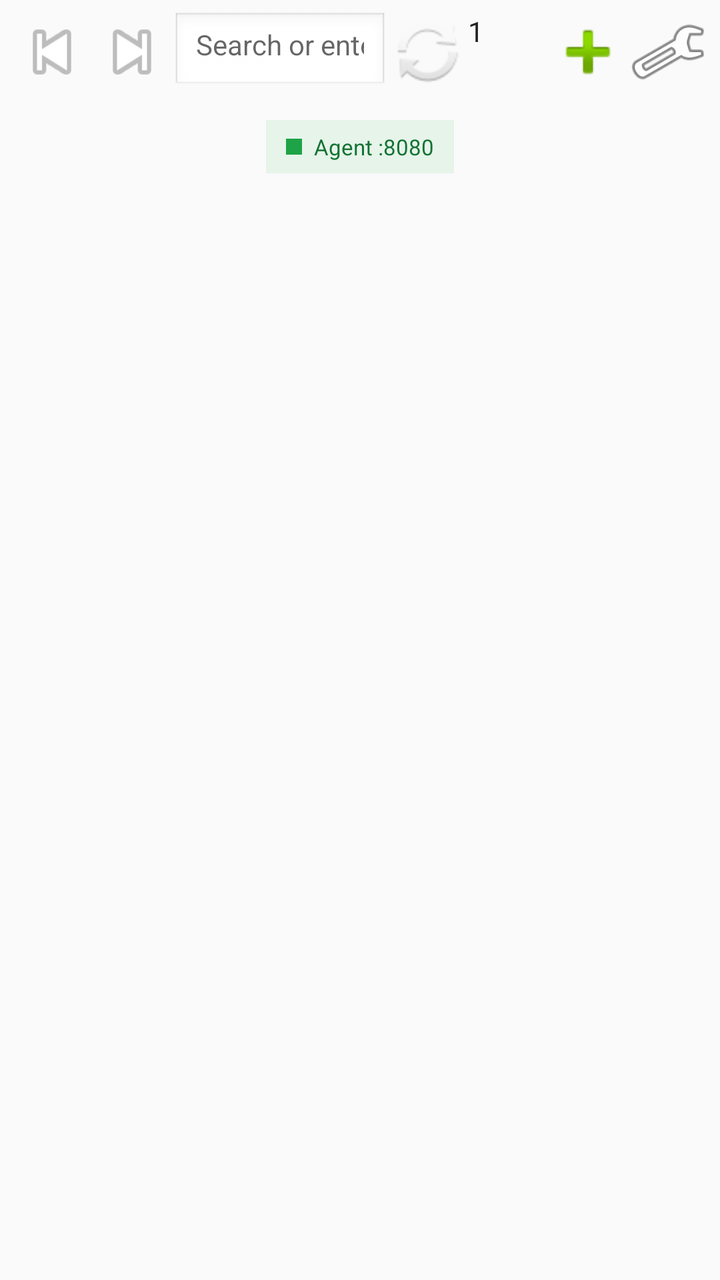
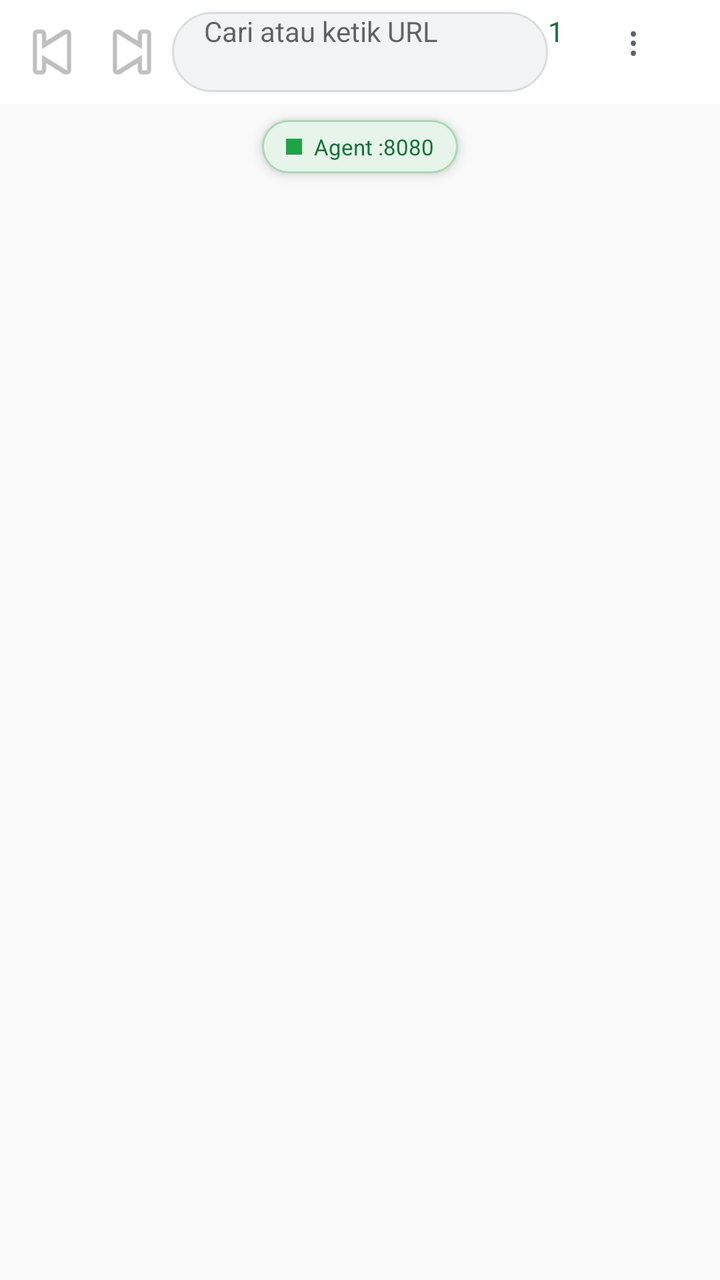

The first picture is an Android layout as it rendered before a commit; the second is the same layout after the commit. The layout source and the unified diff follow.
<!-- AndroidManifest.xml: application theme android:Theme.Material.Light.NoActionBar -->
<!-- res/layout/activity_main.xml -->
<?xml version="1.0" encoding="utf-8"?>
<LinearLayout xmlns:android="http://schemas.android.com/apk/res/android"
    android:layout_width="match_parent"
    android:layout_height="match_parent"
    android:orientation="vertical">

    <LinearLayout
        android:layout_width="match_parent"
        android:layout_height="wrap_content"
        android:orientation="horizontal"
        android:padding="6dp"
        android:gravity="center_vertical"
        android:background="#FAFAFA">

        <ImageButton
            android:id="@+id/btn_back"
            android:layout_width="40dp"
            android:layout_height="40dp"
            android:background="?android:attr/selectableItemBackgroundBorderless"
            android:src="@android:drawable/ic_media_previous"
            android:contentDescription="Back" />

        <ImageButton
            android:id="@+id/btn_fwd"
            android:layout_width="40dp"
            android:layout_height="40dp"
            android:background="?android:attr/selectableItemBackgroundBorderless"
            android:src="@android:drawable/ic_media_next"
            android:contentDescription="Forward" />

        <EditText
            android:id="@+id/url_bar"
            android:layout_width="0dp"
            android:layout_height="40dp"
            android:layout_weight="1"
            android:background="@android:drawable/edit_text"
            android:hint="Search or enter URL"
            android:singleLine="true"
            android:imeOptions="actionGo"
            android:textSize="14sp"
            android:paddingLeft="12dp"
            android:paddingRight="12dp" />

        <ImageButton
            android:id="@+id/btn_reload"
            android:layout_width="40dp"
            android:layout_height="40dp"
            android:background="?android:attr/selectableItemBackgroundBorderless"
            android:src="@android:drawable/ic_popup_sync"
            android:contentDescription="Reload" />

        <Button
            android:id="@+id/btn_tabs"
            android:layout_width="40dp"
            android:layout_height="40dp"
            android:background="?android:attr/selectableItemBackgroundBorderless"
            android:text="1"
            android:textSize="14sp"
            android:contentDescription="Tabs" />

        <ImageButton
            android:id="@+id/btn_newtab"
            android:layout_width="40dp"
            android:layout_height="40dp"
            android:background="?android:attr/selectableItemBackgroundBorderless"
            android:src="@android:drawable/ic_input_add"
            android:contentDescription="New tab" />

        <ImageButton
            android:id="@+id/btn_settings"
            android:layout_width="40dp"
            android:layout_height="40dp"
            android:background="?android:attr/selectableItemBackgroundBorderless"
            android:src="@android:drawable/ic_menu_preferences"
            android:contentDescription="Settings" />
    </LinearLayout>

    <FrameLayout
        android:layout_width="match_parent"
        android:layout_height="0dp"
        android:layout_weight="1">

        <FrameLayout
            android:id="@+id/web_container"
            android:layout_width="match_parent"
            android:layout_height="match_parent" />

        <LinearLayout
            android:layout_width="wrap_content"
            android:layout_height="wrap_content"
            android:layout_gravity="top|center_horizontal"
            android:layout_marginTop="8dp"
            android:orientation="horizontal"
            android:gravity="center_vertical"
            android:background="#E6F4EA"
            android:paddingLeft="10dp"
            android:paddingRight="10dp"
            android:paddingTop="6dp"
            android:paddingBottom="6dp">

            <View
                android:id="@+id/agent_dot"
                android:layout_width="8dp"
                android:layout_height="8dp"
                android:background="#1EA446" />

            <TextView
                android:id="@+id/agent_status"
                android:layout_width="wrap_content"
                android:layout_height="wrap_content"
                android:layout_marginLeft="6dp"
                android:text="Agent :8080"
                android:textSize="11sp"
                android:textColor="#137333" />
        </LinearLayout>

        <TextView
            android:id="@+id/agent_toast"
            android:layout_width="wrap_content"
            android:layout_height="wrap_content"
            android:layout_gravity="bottom|center_horizontal"
            android:layout_marginBottom="16dp"
            android:background="#CC202124"
            android:textColor="#E8EAED"
            android:textSize="11sp"
            android:padding="8dp"
            android:visibility="gone"
            android:fontFamily="monospace" />
    </FrameLayout>
</LinearLayout>
<!-- resources referenced by this layout -->
<resources>

</resources>

<!-- the commit's change to res/layout/activity_main.xml (unified diff, before → after) -->
@@ -10,7 +10,7 @@
         android:orientation="horizontal"
         android:padding="6dp"
         android:gravity="center_vertical"
-        android:background="#FAFAFA">
+        android:background="#FFFFFF">
 
         <ImageButton
             android:id="@+id/btn_back"
@@ -33,21 +33,14 @@
             android:layout_width="0dp"
             android:layout_height="40dp"
             android:layout_weight="1"
-            android:background="@android:drawable/edit_text"
-            android:hint="Search or enter URL"
+            android:background="@drawable/url_bg"
+            android:hint="Cari atau ketik URL"
             android:singleLine="true"
             android:imeOptions="actionGo"
             android:textSize="14sp"
-            android:paddingLeft="12dp"
-            android:paddingRight="12dp" />
-
-        <ImageButton
-            android:id="@+id/btn_reload"
-            android:layout_width="40dp"
-            android:layout_height="40dp"
-            android:background="?android:attr/selectableItemBackgroundBorderless"
-            android:src="@android:drawable/ic_popup_sync"
-            android:contentDescription="Reload" />
+            android:paddingLeft="16dp"
+            android:paddingRight="16dp"
+            android:drawablePadding="8dp" />
 
         <Button
             android:id="@+id/btn_tabs"
@@ -56,24 +49,29 @@
             android:background="?android:attr/selectableItemBackgroundBorderless"
             android:text="1"
             android:textSize="14sp"
+            android:textColor="#137333"
             android:contentDescription="Tabs" />
 
-        <ImageButton
-            android:id="@+id/btn_newtab"
+        <Button
+            android:id="@+id/btn_menu"
             android:layout_width="40dp"
             android:layout_height="40dp"
             android:background="?android:attr/selectableItemBackgroundBorderless"
-            android:src="@android:drawable/ic_input_add"
-            android:contentDescription="New tab" />
+            android:text="⋮"
+            android:textSize="20sp"
+            android:textColor="#5F6368"
+            android:contentDescription="Menu" />
+    </LinearLayout>
 
-        <ImageButton
-            android:id="@+id/btn_settings"
-            android:layout_width="40dp"
-            android:layout_height="40dp"
-            android:background="?android:attr/selectableItemBackgroundBorderless"
-            android:src="@android:drawable/ic_menu_preferences"
-            android:contentDescription="Settings" />
-    </LinearLayout>
+    <ProgressBar
+        android:id="@+id/progress"
+        style="?android:attr/progressBarStyleHorizontal"
+        android:layout_width="match_parent"
+        android:layout_height="3dp"
+        android:max="100"
+        android:progress="0"
+        android:progressTint="#1EA446"
+        android:visibility="gone" />
 
     <FrameLayout
         android:layout_width="match_parent"
@@ -92,14 +90,14 @@
             android:layout_marginTop="8dp"
             android:orientation="horizontal"
             android:gravity="center_vertical"
-            android:background="#E6F4EA"
-            android:paddingLeft="10dp"
-            android:paddingRight="10dp"
+            android:background="@drawable/pill_bg"
+            android:elevation="4dp"
+            android:paddingLeft="12dp"
+            android:paddingRight="12dp"
             android:paddingTop="6dp"
             android:paddingBottom="6dp">
 
             <View
-                android:id="@+id/agent_dot"
                 android:layout_width="8dp"
                 android:layout_height="8dp"
                 android:background="#1EA446" />
@@ -123,7 +121,7 @@
             android:background="#CC202124"
             android:textColor="#E8EAED"
             android:textSize="11sp"
-            android:padding="8dp"
+            android:padding="10dp"
             android:visibility="gone"
             android:fontFamily="monospace" />
     </FrameLayout>
<!-- resource entries referenced after the edit -->
@@ -1,5 +1,20 @@
 <!-- resources referenced by this layout -->
 <resources>
-
+  <!-- drawable pill_bg (drawable) -->
+  <?xml version="1.0" encoding="utf-8"?>
+  <shape xmlns:android="http://schemas.android.com/apk/res/android"
+      android:shape="rectangle">
+      <solid android:color="#E6F4EA" />
+      <corners android:radius="14dp" />
+      <stroke android:width="1dp" android:color="#A8DAB5" />
+  </shape>
+  <!-- drawable url_bg (drawable) -->
+  <?xml version="1.0" encoding="utf-8"?>
+  <shape xmlns:android="http://schemas.android.com/apk/res/android"
+      android:shape="rectangle">
+      <solid android:color="#F1F3F4" />
+      <corners android:radius="20dp" />
+      <stroke android:width="1dp" android:color="#DADCE0" />
+  </shape>
 </resources>
 
